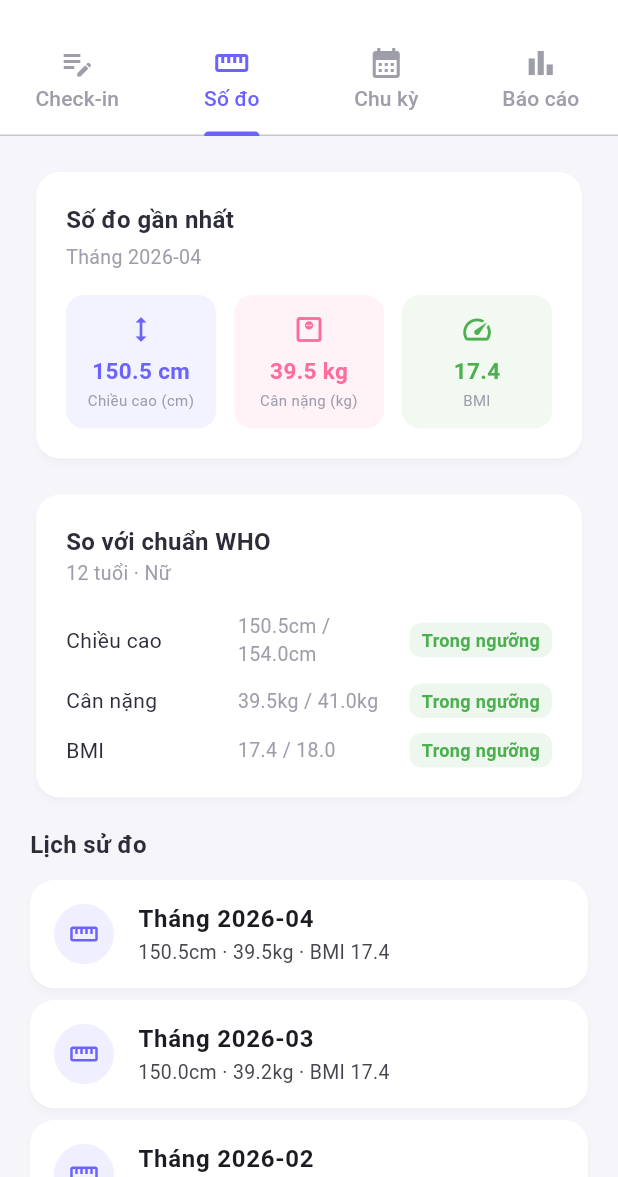
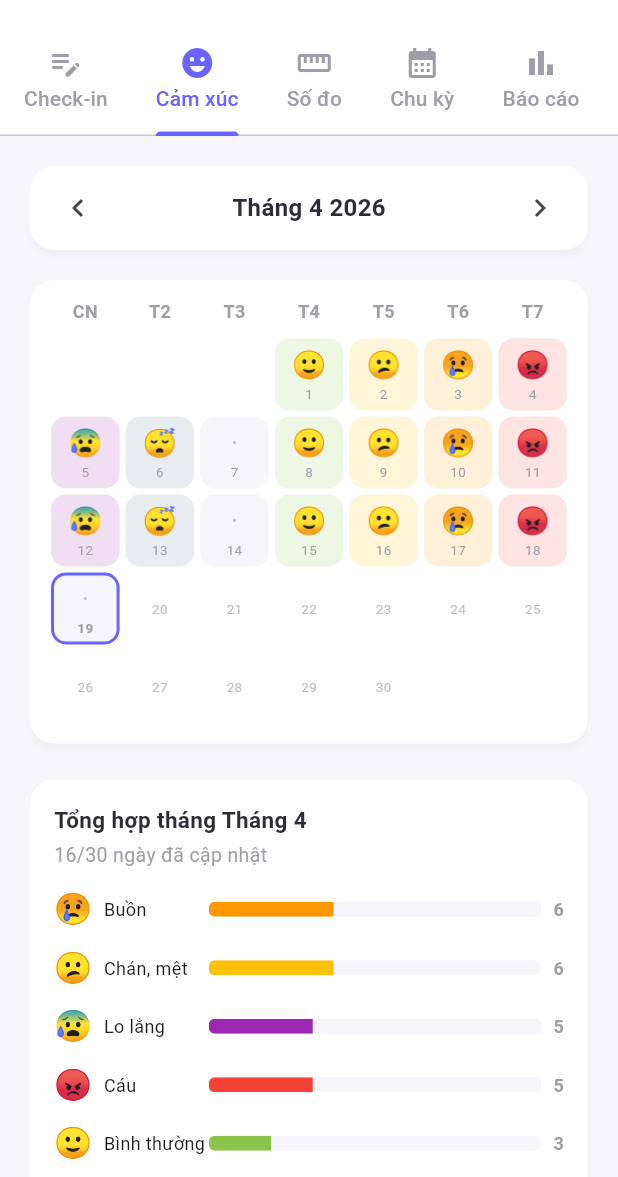
Before and after one commit to nmcuong3198-del/our-flutter-project, a Flutter app: the ChildDetailScreen screen opened directly with sample values from the repository, tab 2 chosen, on a phone screen of 412 x 824 dp, the part 59-1236 px from its top. Run offline on Flutter 3.47's test engine with Material 3 defaults, Android fonts, the light colour scheme and no system bars; our stand-ins replace fl_chart.

Commit message:
Add mood calendar tab with emoji grid, monthly summary, day detail popup

```diff
--- a/our-flutter-project/lib/mock/mock_data.dart
+++ b/our-flutter-project/lib/mock/mock_data.dart
@@ -25,14 +25,23 @@
 
   static List<DailyCheckin> checkinsFor(String childId) {
     final now = DateTime.now();
-    return List.generate(7, (i) {
+    final emotionPool = ['Vui', 'Bình thường', 'Chán, mệt', 'Buồn', 'Cáu', 'Lo lắng', 'Uể oải'];
+    return List.generate(30, (i) {
       final date = now.subtract(Duration(days: i));
+      // Skip some days to simulate missing check-ins
+      if (i == 0 || i == 5 || i == 12 || i == 20 || i == 25) {
+        return DailyCheckin(childId: childId, date: date);
+      }
+      final emoIndex = (date.day + (childId == '1' ? 0 : 3)) % emotionPool.length;
+      final emo2Index = (date.day * 2 + 1) % emotionPool.length;
       return DailyCheckin(
         childId: childId,
         date: date,
-        emotions: i == 0 ? [] : ['Vui', 'Bình thường'].take(i % 3 + 1).toList(),
+        emotions: emo2Index != emoIndex
+            ? [emotionPool[emoIndex], emotionPool[emo2Index]]
+            : [emotionPool[emoIndex]],
         bodyStatus: childId == '1' ? 'Không trong kỳ' : 'Không có gì',
-        symptoms: i % 2 == 0 ? ['Khỏe'] : ['Mệt', 'Đau đầu'],
+        symptoms: i % 3 == 0 ? ['Mệt', 'Đau đầu'] : ['Khỏe'],
         notes: i == 1 ? 'Hôm nay con vui vẻ, đi học về kể nhiều chuyện.' : null,
       );
     });
--- a/our-flutter-project/lib/screens/child_detail_screen.dart
+++ b/our-flutter-project/lib/screens/child_detail_screen.dart
@@ -3,6 +3,7 @@
 import '../core/theme.dart';
 import '../models/models.dart';
 import 'checkin_tab.dart';
+import 'mood_calendar_tab.dart';
 import 'measurements_tab.dart';
 import 'cycle_tab.dart';
 import 'reports_tab.dart';
@@ -15,17 +16,20 @@
   @override
   Widget build(BuildContext context) {
     return DefaultTabController(
-      length: 4,
+      length: 5,
       child: Scaffold(
         backgroundColor: AppColors.background,
         appBar: AppBar(
           title: Text(child.nickname),
           bottom: TabBar(
+            isScrollable: true,
+            tabAlignment: TabAlignment.start,
             labelColor: AppColors.primary,
             unselectedLabelColor: AppColors.textSecondary,
             indicatorColor: AppColors.primary,
             tabs: const [
               Tab(icon: Icon(Icons.edit_note), text: S.tabCheckin),
+              Tab(icon: Icon(Icons.emoji_emotions), text: 'Cảm xúc'),
               Tab(icon: Icon(Icons.straighten), text: S.tabMeasure),
               Tab(icon: Icon(Icons.calendar_month), text: S.tabCycle),
               Tab(icon: Icon(Icons.bar_chart), text: S.tabReport),
@@ -35,6 +39,7 @@
         body: TabBarView(
           children: [
             CheckinTab(child: child),
+            MoodCalendarTab(child: child),
             MeasurementsTab(child: child),
             CycleTab(child: child),
             ReportsTab(child: child),
--- /dev/null
+++ b/our-flutter-project/lib/screens/mood_calendar_tab.dart
@@ -0,0 +1,492 @@
+import 'package:flutter/material.dart';
+import '../core/strings.dart';
+import '../core/theme.dart';
+import '../mock/mock_data.dart';
+import '../models/models.dart';
+
+class MoodCalendarTab extends StatefulWidget {
+  final ChildProfile child;
+  const MoodCalendarTab({super.key, required this.child});
+
+  @override
+  State<MoodCalendarTab> createState() => _MoodCalendarTabState();
+}
+
+class _MoodCalendarTabState extends State<MoodCalendarTab> {
+  late DateTime _currentMonth;
+  late List<DailyCheckin> _checkins;
+  late Map<String, DailyCheckin> _checkinMap;
+
+  @override
+  void initState() {
+    super.initState();
+    _currentMonth = DateTime(DateTime.now().year, DateTime.now().month, 1);
+    _loadData();
+  }
+
+  void _loadData() {
+    _checkins = MockData.checkinsFor(widget.child.id);
+    _checkinMap = {};
+    for (final c in _checkins) {
+      final key = '${c.date.year}-${c.date.month}-${c.date.day}';
+      _checkinMap[key] = c;
+    }
+  }
+
+  void _prevMonth() {
+    setState(() {
+      _currentMonth = DateTime(_currentMonth.year, _currentMonth.month - 1, 1);
+    });
+  }
+
+  void _nextMonth() {
+    final now = DateTime.now();
+    final next = DateTime(_currentMonth.year, _currentMonth.month + 1, 1);
+    if (!next.isAfter(DateTime(now.year, now.month + 1, 1))) {
+      setState(() => _currentMonth = next);
+    }
+  }
+
+  @override
+  Widget build(BuildContext context) {
+    final now = DateTime.now();
+    final daysInMonth = DateUtils.getDaysInMonth(
+        _currentMonth.year, _currentMonth.month);
+    final firstWeekday = _currentMonth.weekday % 7; // 0=Sun
+    final monthName = _monthName(_currentMonth.month);
+
+    // Count emotions for the month
+    final emotionCounts = <String, int>{};
+    int checkedDays = 0;
+    for (int day = 1; day <= daysInMonth; day++) {
+      final key =
+          '${_currentMonth.year}-${_currentMonth.month}-$day';
+      final checkin = _checkinMap[key];
+      if (checkin != null && checkin.emotions.isNotEmpty) {
+        checkedDays++;
+        for (final e in checkin.emotions) {
+          emotionCounts[e] = (emotionCounts[e] ?? 0) + 1;
+        }
+      }
+    }
+    final sortedEmotions = emotionCounts.entries.toList()
+      ..sort((a, b) => b.value.compareTo(a.value));
+
+    return SingleChildScrollView(
+      padding: const EdgeInsets.all(16),
+      child: Column(
+        crossAxisAlignment: CrossAxisAlignment.start,
+        children: [
+          // Month navigator
+          Card(
+            child: Padding(
+              padding: const EdgeInsets.symmetric(horizontal: 8, vertical: 4),
+              child: Row(
+                mainAxisAlignment: MainAxisAlignment.spaceBetween,
+                children: [
+                  IconButton(
+                    icon: const Icon(Icons.chevron_left),
+                    onPressed: _prevMonth,
+                  ),
+                  Text(
+                    '$monthName ${_currentMonth.year}',
+                    style: const TextStyle(
+                      fontSize: 16,
+                      fontWeight: FontWeight.w700,
+                      color: AppColors.textPrimary,
+                    ),
+                  ),
+                  IconButton(
+                    icon: const Icon(Icons.chevron_right),
+                    onPressed: _nextMonth,
+                  ),
+                ],
+              ),
+            ),
+          ),
+          const SizedBox(height: 12),
+
+          // Calendar grid
+          Card(
+            child: Padding(
+              padding: const EdgeInsets.all(12),
+              child: Column(
+                children: [
+                  // Weekday headers
+                  Row(
+                    children: ['CN', 'T2', 'T3', 'T4', 'T5', 'T6', 'T7']
+                        .map((d) => Expanded(
+                              child: Center(
+                                child: Text(
+                                  d,
+                                  style: const TextStyle(
+                                    fontSize: 12,
+                                    fontWeight: FontWeight.w600,
+                                    color: AppColors.textSecondary,
+                                  ),
+                                ),
+                              ),
+                            ))
+                        .toList(),
+                  ),
+                  const SizedBox(height: 8),
+                  // Day cells
+                  ..._buildWeeks(daysInMonth, firstWeekday, now),
+                ],
+              ),
+            ),
+          ),
+          const SizedBox(height: 16),
+
+          // Summary stats
+          Card(
+            child: Padding(
+              padding: const EdgeInsets.all(16),
+              child: Column(
+                crossAxisAlignment: CrossAxisAlignment.start,
+                children: [
+                  Text(
+                    'Tổng hợp tháng $monthName',
+                    style: const TextStyle(
+                      fontSize: 15,
+                      fontWeight: FontWeight.w700,
+                      color: AppColors.textPrimary,
+                    ),
+                  ),
+                  const SizedBox(height: 4),
+                  Text(
+                    '$checkedDays/$daysInMonth ngày đã cập nhật',
+                    style: const TextStyle(
+                      fontSize: 13,
+                      color: AppColors.textSecondary,
+                    ),
+                  ),
+                  const SizedBox(height: 12),
+                  if (sortedEmotions.isEmpty)
+                    const Text(
+                      S.noCheckinYet,
+                      style: TextStyle(color: AppColors.textSecondary),
+                    )
+                  else
+                    ...sortedEmotions.map((entry) {
+                      final pct = checkedDays > 0
+                          ? entry.value / checkedDays
+                          : 0.0;
+                      return Padding(
+                        padding: const EdgeInsets.only(bottom: 10),
+                        child: Row(
+                          children: [
+                            Text(
+                              _emojiFor(entry.key),
+                              style: const TextStyle(fontSize: 20),
+                            ),
+                            const SizedBox(width: 8),
+                            SizedBox(
+                              width: 70,
+                              child: Text(
+                                entry.key,
+                                style: const TextStyle(fontSize: 12),
+                              ),
+                            ),
+                            Expanded(
+                              child: ClipRRect(
+                                borderRadius: BorderRadius.circular(4),
+                                child: LinearProgressIndicator(
+                                  value: pct,
+                                  minHeight: 10,
+                                  backgroundColor: AppColors.background,
+                                  valueColor: AlwaysStoppedAnimation(
+                                      _colorFor(entry.key)),
+                                ),
+                              ),
+                            ),
+                            const SizedBox(width: 8),
+                            Text(
+                              '${entry.value}',
+                              style: const TextStyle(
+                                fontSize: 12,
+                                fontWeight: FontWeight.w600,
+                                color: AppColors.textSecondary,
+                              ),
+                            ),
+                          ],
+                        ),
+                      );
+                    }),
+                ],
+              ),
+            ),
+          ),
+          const SizedBox(height: 16),
+
+          // Legend
+          Card(
+            child: Padding(
+              padding: const EdgeInsets.all(16),
+              child: Column(
+                crossAxisAlignment: CrossAxisAlignment.start,
+                children: [
+                  const Text(
+                    'Chú thích',
+                    style: TextStyle(
+                      fontSize: 14,
+                      fontWeight: FontWeight.w600,
+                      color: AppColors.textPrimary,
+                    ),
+                  ),
+                  const SizedBox(height: 8),
+                  Wrap(
+                    spacing: 12,
+                    runSpacing: 6,
+                    children: [
+                      _LegendItem('😄', 'Vui', const Color(0xFF4CAF50)),
+                      _LegendItem('🙂', 'Bình thường', const Color(0xFF8BC34A)),
+                      _LegendItem('😕', 'Chán, mệt', const Color(0xFFFFC107)),
+                      _LegendItem('😢', 'Buồn', const Color(0xFFFF9800)),
+                      _LegendItem('😡', 'Cáu', const Color(0xFFF44336)),
+                      _LegendItem('😰', 'Lo lắng', const Color(0xFF9C27B0)),
+                      _LegendItem('😴', 'Uể oải', const Color(0xFF607D8B)),
+                      _LegendItem('·', 'Chưa cập nhật', AppColors.pending),
+                    ],
+                  ),
+                ],
+              ),
+            ),
+          ),
+          const SizedBox(height: 40),
+        ],
+      ),
+    );
+  }
+
+  List<Widget> _buildWeeks(int daysInMonth, int firstWeekday, DateTime now) {
+    final weeks = <Widget>[];
+    int dayCounter = 1;
+
+    for (int week = 0; week < 6; week++) {
+      if (dayCounter > daysInMonth) break;
+      final cells = <Widget>[];
+
+      for (int dow = 0; dow < 7; dow++) {
+        if ((week == 0 && dow < firstWeekday) || dayCounter > daysInMonth) {
+          cells.add(const Expanded(child: SizedBox(height: 48)));
+        } else {
+          final day = dayCounter;
+          final date = DateTime(_currentMonth.year, _currentMonth.month, day);
+          final key = '${date.year}-${date.month}-${date.day}';
+          final checkin = _checkinMap[key];
+          final hasEmotions =
+              checkin != null && checkin.emotions.isNotEmpty;
+          final isToday = date.year == now.year &&
+              date.month == now.month &&
+              date.day == now.day;
+          final isFuture = date.isAfter(now);
+          final emoji = hasEmotions ? _emojiFor(checkin!.emotions.first) : null;
+          final bgColor =
+              hasEmotions ? _colorFor(checkin!.emotions.first).withValues(alpha: 0.15) : null;
+
+          cells.add(
+            Expanded(
+              child: GestureDetector(
+                onTap: hasEmotions
+                    ? () => _showDayDetail(context, date, checkin!)
+                    : null,
+                child: Container(
+                  height: 48,
+                  margin: const EdgeInsets.all(2),
+                  decoration: BoxDecoration(
+                    color: isFuture
+                        ? null
+                        : (bgColor ?? AppColors.background),
+                    borderRadius: BorderRadius.circular(10),
+                    border: isToday
+                        ? Border.all(color: AppColors.primary, width: 2)
+                        : null,
+                  ),
+                  child: Column(
+                    mainAxisAlignment: MainAxisAlignment.center,
+                    children: [
+                      if (emoji != null)
+                        Text(emoji, style: const TextStyle(fontSize: 18))
+                      else if (!isFuture)
+                        Text(
+                          '·',
+                          style: TextStyle(
+                            fontSize: 18,
+                            color: AppColors.pending,
+                          ),
+                        ),
+                      Text(
+                        '$day',
+                        style: TextStyle(
+                          fontSize: 9,
+                          color: isFuture
+                              ? AppColors.pending
+                              : AppColors.textSecondary,
+                          fontWeight:
+                              isToday ? FontWeight.w700 : FontWeight.w400,
+                        ),
+                      ),
+                    ],
+                  ),
+                ),
+              ),
+            ),
+          );
+          dayCounter++;
+        }
+      }
+      weeks.add(Row(children: cells));
+    }
+    return weeks;
+  }
+
+  void _showDayDetail(
+      BuildContext context, DateTime date, DailyCheckin checkin) {
+    showModalBottomSheet(
+      context: context,
+      shape: const RoundedRectangleBorder(
+        borderRadius: BorderRadius.vertical(top: Radius.circular(20)),
+      ),
+      builder: (ctx) => Padding(
+        padding: const EdgeInsets.all(24),
+        child: Column(
+          mainAxisSize: MainAxisSize.min,
+          crossAxisAlignment: CrossAxisAlignment.start,
+          children: [
+            Text(
+              '${date.day}/${date.month}/${date.year}',
+              style: const TextStyle(
+                fontSize: 16,
+                fontWeight: FontWeight.w700,
+                color: AppColors.textPrimary,
+              ),
+            ),
+            const SizedBox(height: 16),
+            if (checkin.emotions.isNotEmpty) ...[
+              const Text('Cảm xúc:',
+                  style: TextStyle(
+                      fontSize: 13, color: AppColors.textSecondary)),
+              const SizedBox(height: 6),
+              Wrap(
+                spacing: 8,
+                children: checkin.emotions
+                    .map((e) => Chip(
+                          avatar: Text(_emojiFor(e),
+                              style: const TextStyle(fontSize: 16)),
+                          label: Text(e, style: const TextStyle(fontSize: 12)),
+                          backgroundColor:
+                              _colorFor(e).withValues(alpha: 0.12),
+                          shape: RoundedRectangleBorder(
+                            borderRadius: BorderRadius.circular(16),
+                            side: BorderSide(
+                                color: _colorFor(e).withValues(alpha: 0.3)),
+                          ),
+                        ))
+                    .toList(),
+              ),
+            ],
+            if (checkin.bodyStatus != null) ...[
+              const SizedBox(height: 12),
+              Text('Cơ thể: ${checkin.bodyStatus}',
+                  style: const TextStyle(fontSize: 13)),
+            ],
+            if (checkin.symptoms.isNotEmpty) ...[
+              const SizedBox(height: 12),
+              Text('Triệu chứng: ${checkin.symptoms.join(", ")}',
+                  style: const TextStyle(fontSize: 13)),
+            ],
+            if (checkin.notes != null) ...[
+              const SizedBox(height: 12),
+              Text('Ghi chú: ${checkin.notes}',
+                  style: const TextStyle(fontSize: 13)),
+            ],
+            const SizedBox(height: 16),
+          ],
+        ),
+      ),
+    );
+  }
+
+  String _emojiFor(String emotion) {
+    switch (emotion) {
+      case 'Vui':
+        return '😄';
+      case 'Bình thường':
+        return '🙂';
+      case 'Chán, mệt':
+        return '😕';
+      case 'Buồn':
+        return '😢';
+      case 'Cáu':
+        return '😡';
+      case 'Lo lắng':
+        return '😰';
+      case 'Uể oải':
+        return '😴';
+      default:
+        return '❓';
+    }
+  }
+
+  Color _colorFor(String emotion) {
+    switch (emotion) {
+      case 'Vui':
+        return const Color(0xFF4CAF50);
+      case 'Bình thường':
+        return const Color(0xFF8BC34A);
+      case 'Chán, mệt':
+        return const Color(0xFFFFC107);
+      case 'Buồn':
+        return const Color(0xFFFF9800);
+      case 'Cáu':
+        return const Color(0xFFF44336);
+      case 'Lo lắng':
+        return const Color(0xFF9C27B0);
+      case 'Uể oải':
+        return const Color(0xFF607D8B);
+      default:
+        return AppColors.textSecondary;
+    }
+  }
+
+  String _monthName(int month) {
+    const names = [
+      '', 'Tháng 1', 'Tháng 2', 'Tháng 3', 'Tháng 4',
+      'Tháng 5', 'Tháng 6', 'Tháng 7', 'Tháng 8',
+      'Tháng 9', 'Tháng 10', 'Tháng 11', 'Tháng 12',
+    ];
+    return names[month];
+  }
+}
+
+class _LegendItem extends StatelessWidget {
+  final String emoji;
+  final String label;
+  final Color color;
+  const _LegendItem(this.emoji, this.label, this.color);
+
+  @override
+  Widget build(BuildContext context) {
+    return Row(
+      mainAxisSize: MainAxisSize.min,
+      children: [
+        Container(
+          width: 22,
+          height: 22,
+          decoration: BoxDecoration(
+            color: color.withValues(alpha: 0.15),
+            borderRadius: BorderRadius.circular(6),
+          ),
+          child: Center(
+            child: Text(emoji, style: const TextStyle(fontSize: 12)),
+          ),
+        ),
+        const SizedBox(width: 4),
+        Text(label,
+            style: const TextStyle(
+                fontSize: 10, color: AppColors.textSecondary)),
+      ],
+    );
+  }
+}
```
